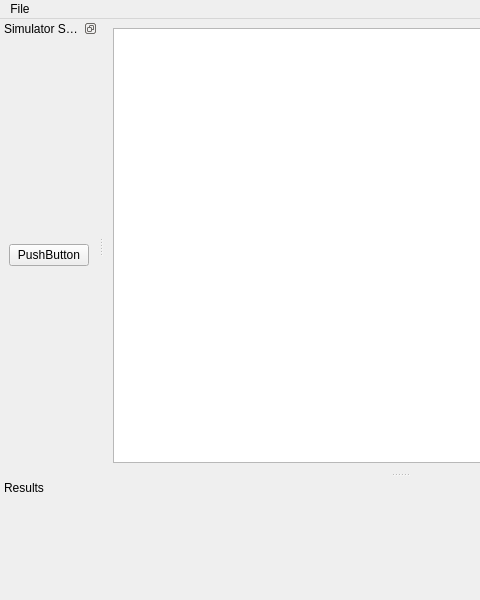
This is src/gui/wsnsim.ui in raxter/WSN_SWEB_sim as Qt 5 draws it before an edit; both pictures show x 0 to 480 and y 0 to 600 of the 800 by 600 pixel window. The edited form follows.
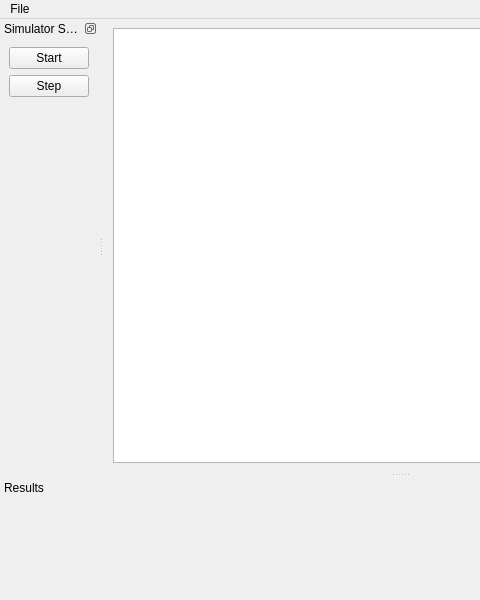
This is the edited form.

The edit to the form file:
```diff
--- a/src/gui/wsnsim.ui
+++ b/src/gui/wsnsim.ui
@@ -49,14 +49,34 @@
     <number>1</number>
    </attribute>
    <widget class="QWidget" name="dockWidgetContents" >
-    <layout class="QHBoxLayout" name="horizontalLayout" >
+    <layout class="QVBoxLayout" name="verticalLayout" >
      <item>
       <widget class="QPushButton" name="pushButton" >
        <property name="text" >
-        <string>PushButton</string>
+        <string>Start</string>
        </property>
       </widget>
      </item>
+     <item>
+      <widget class="QPushButton" name="pushButton_2" >
+       <property name="text" >
+        <string>Step</string>
+       </property>
+      </widget>
+     </item>
+     <item>
+      <spacer name="verticalSpacer" >
+       <property name="orientation" >
+        <enum>Qt::Vertical</enum>
+       </property>
+       <property name="sizeHint" stdset="0" >
+        <size>
+         <width>20</width>
+         <height>40</height>
+        </size>
+       </property>
+      </spacer>
+     </item>
     </layout>
    </widget>
   </widget>
```
